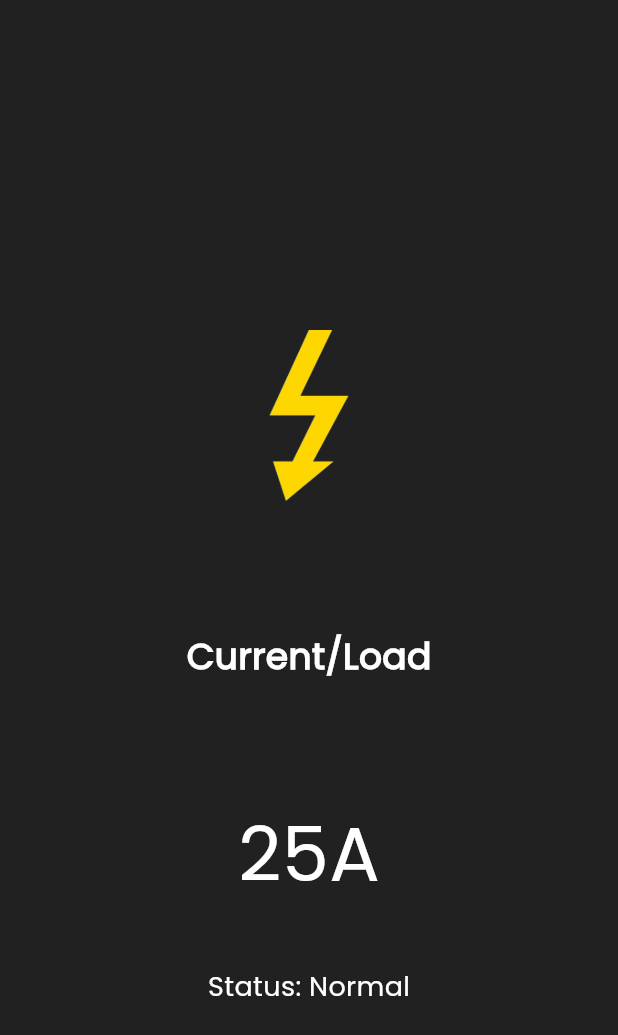
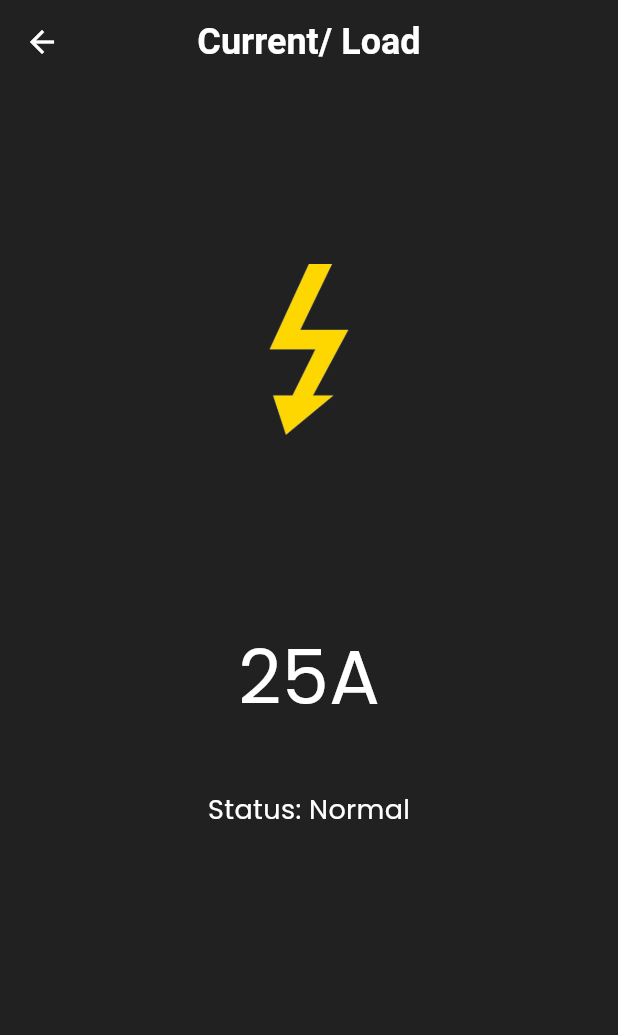
Before and after one commit to AshenDulsanka/IoT-PMS, a Flutter app: the Current screen opened directly, on a phone screen of 412 x 824 dp. Shown: the top 1035 px of the screen. Run offline on Flutter 3.47's test engine with Material 3 defaults, Android fonts, the phone set to English and light mode, and no system bars.

Commit message:
modified current page with the appbar

```diff
--- a/mobileapp/lib/pages/current.dart
+++ b/mobileapp/lib/pages/current.dart
@@ -8,9 +8,31 @@
   Widget build(BuildContext context) {
     return Scaffold(
       backgroundColor: Colors.grey[900],
-      body: Center(
+      appBar: AppBar(
+        title: Text(
+          "Current/ Load",
+          textAlign: TextAlign.center,
+          style: TextStyle(
+            color: Colors.white,
+            fontSize: 24,
+            fontWeight: FontWeight.bold,
+          ),
+        ),
+        centerTitle: true,
+        backgroundColor: Colors.grey[900], // Set app bar color to match background
+        elevation: 0,
+        leading: IconButton(
+          icon: Icon(Icons.arrow_back),
+          color: Colors.white,
+          onPressed: () {
+            Navigator.pop(context);
+          },
+        ),// Remove elevation
+      ),
+      body: SafeArea(
+        child: Center(
           child: Container(
-          padding: EdgeInsets.fromLTRB(20.0, 220.0, 20.0, 0.0),
+            padding: EdgeInsets.fromLTRB(20.0, 120.0, 20.0, 0.0),
             child: Column(
               mainAxisAlignment: MainAxisAlignment.start,
               children: [
@@ -20,16 +42,7 @@
                   height: 200,
                   alignment: Alignment.topCenter,
                 ),
-              Text(
-                "Current/Load",
-                style: TextStyle(
-                  fontSize: 24,
-                  fontWeight: FontWeight.bold,
-                  color: Colors.white,
-                  fontFamily: "Poppins",
-                ),
-              ),
-              SizedBox(height: 80),
+                SizedBox(height: 40),
                 Text(
                   "25A",
                   style: TextStyle(
@@ -53,6 +66,7 @@
             ),
           ),
         ),
+      ),
     );
   }
 }
```
Lines whose indentation alone changed are shown as unchanged.
